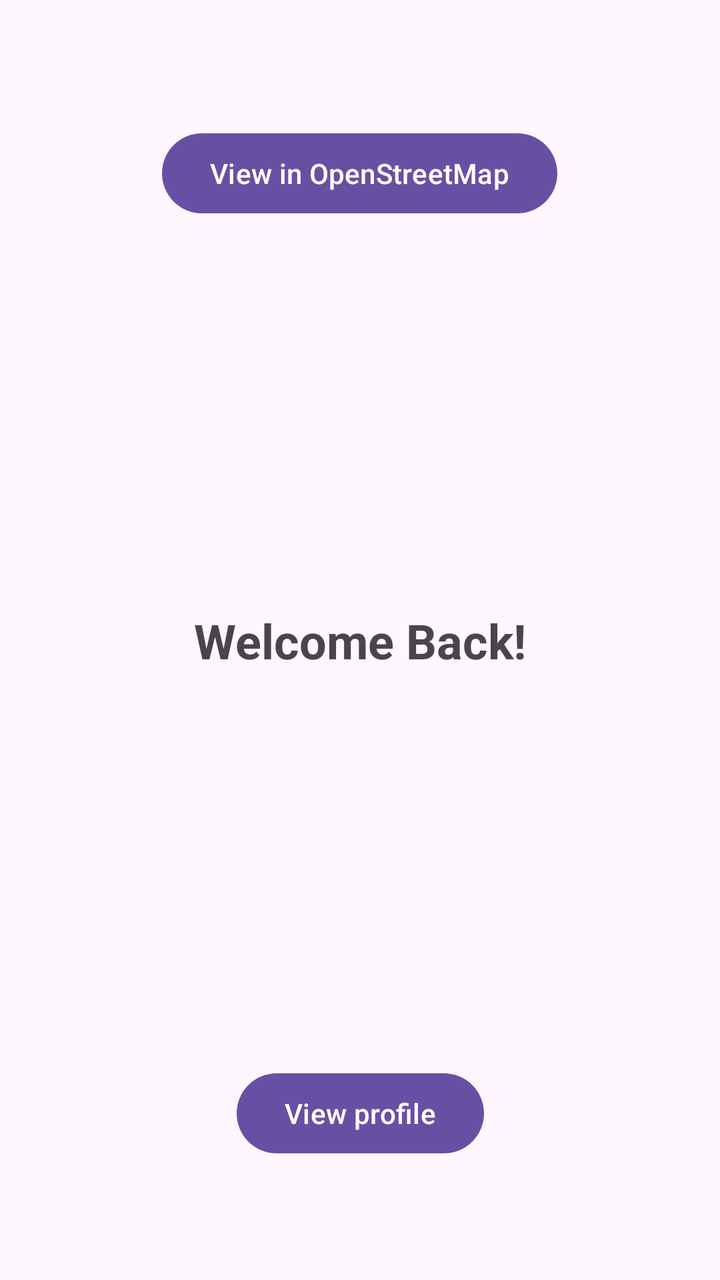
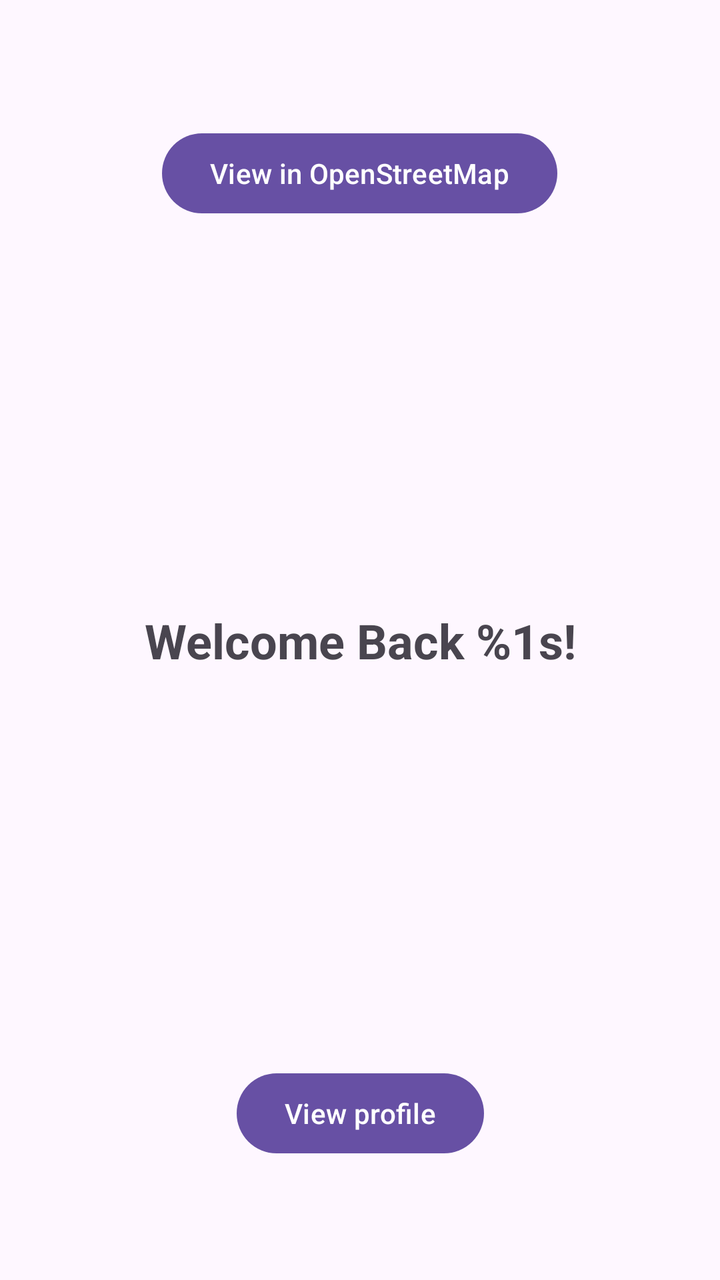

Two renders of the same Android screen: before a commit and after it. Below are the layout's source before the change and the commit's diff.
<!-- AndroidManifest.xml: application theme Theme.HelloWorld -->
<!-- res/layout/activity_main.xml -->
<?xml version="1.0" encoding="utf-8"?>
<androidx.drawerlayout.widget.DrawerLayout
    xmlns:android="http://schemas.android.com/apk/res/android"
    xmlns:app="http://schemas.android.com/apk/res-auto"
    xmlns:tools="http://schemas.android.com/tools"
    android:id="@+id/drawer_layout"
    android:layout_width="match_parent"
    android:layout_height="match_parent"
    tools:context=".MainActivity">

    <androidx.constraintlayout.widget.ConstraintLayout
        android:id="@+id/main"
        android:layout_width="match_parent"
        android:layout_height="match_parent">

        <TextView
            android:id="@+id/mainTextView"
            android:layout_width="wrap_content"
            android:layout_height="wrap_content"
            android:text="Welcome Back!"
            android:textSize="24sp"
            android:textStyle="bold"
            app:layout_constraintBottom_toBottomOf="parent"
            app:layout_constraintEnd_toEndOf="parent"
            app:layout_constraintStart_toStartOf="parent"
            app:layout_constraintTop_toTopOf="parent" />

        <Button
            android:id="@+id/button_main_to_profile"
            android:layout_width="wrap_content"
            android:layout_height="wrap_content"
            android:text="View profile"
            app:layout_constraintBottom_toBottomOf="parent"
            app:layout_constraintEnd_toEndOf="parent"
            app:layout_constraintStart_toStartOf="parent"
            app:layout_constraintTop_toTopOf="parent"
            app:layout_constraintVertical_bias="0.9" />

        <Button
            android:id="@+id/osmButton"
            android:layout_width="wrap_content"
            android:layout_height="wrap_content"
            android:text="View in OpenStreetMap"
            app:layout_constraintBottom_toBottomOf="parent"
            app:layout_constraintEnd_toEndOf="parent"
            app:layout_constraintHorizontal_bias="0.498"
            app:layout_constraintStart_toStartOf="parent"
            app:layout_constraintTop_toTopOf="parent"
            app:layout_constraintVertical_bias="0.106" />

    </androidx.constraintlayout.widget.ConstraintLayout>

    <com.google.android.material.navigation.NavigationView
        android:id="@+id/nav_view"
        android:layout_width="wrap_content"
        android:layout_height="match_parent"
        android:layout_gravity="start"
        app:menu="@menu/drawer_menu" />

</androidx.drawerlayout.widget.DrawerLayout>
<!-- resources referenced by this layout -->
<resources>
  <style name="Theme.HelloWorld" parent="Base.Theme.HelloWorld" />
  <style name="Base.Theme.HelloWorld" parent="Theme.Material3.DayNight.NoActionBar">
          
          
      </style>
</resources>

<!-- the commit's change to res/layout/activity_main.xml (unified diff, before → after) -->
@@ -17,7 +17,7 @@
             android:id="@+id/mainTextView"
             android:layout_width="wrap_content"
             android:layout_height="wrap_content"
-            android:text="Welcome Back!"
+            android:text="@string/main_activity_welcome"
             android:textSize="24sp"
             android:textStyle="bold"
             app:layout_constraintBottom_toBottomOf="parent"
<!-- resource entries referenced after the edit -->
@@ -1,5 +1,6 @@
 <!-- resources referenced by this layout -->
 <resources>
+  <string name="main_activity_welcome">Welcome Back %1s!</string>
   <style name="Theme.HelloWorld" parent="Base.Theme.HelloWorld" />
   <style name="Base.Theme.HelloWorld" parent="Theme.Material3.DayNight.NoActionBar">
           
